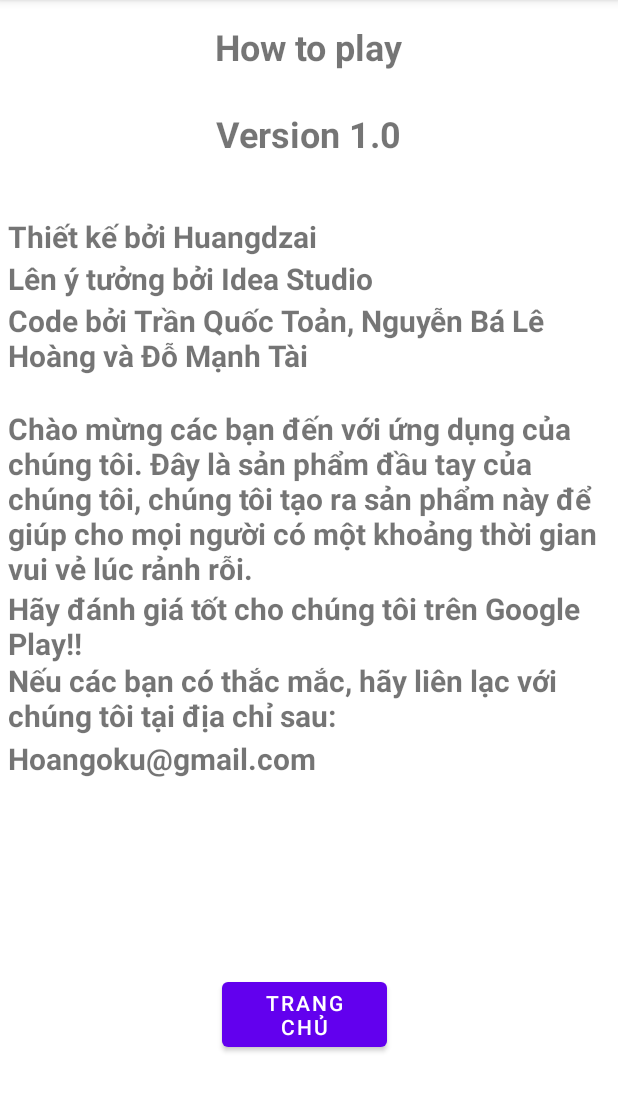
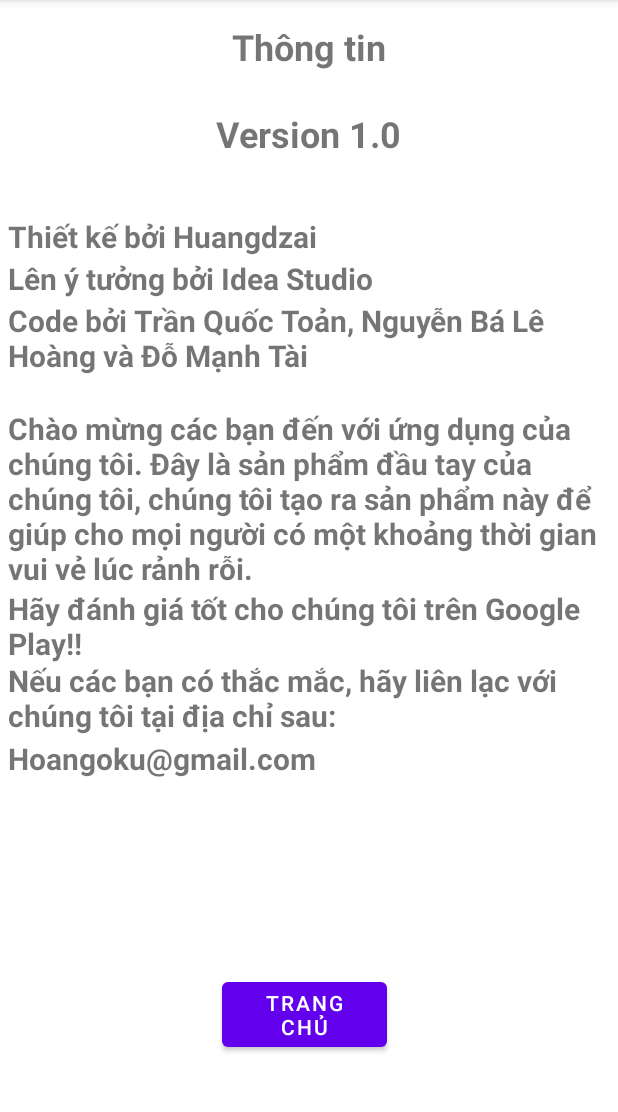
Before and after one commit to toantranct/IDEAWord, an Android app: the Main10AboutusActivity screen opened directly, with no data from a screen before it, on a phone screen of 412 x 824 dp, the part 84-1196 px from its top. Run offline under Robolectric (Android 15) with nearby library versions, the phone set to English and light mode, and no system bars.

Commit message:
sửa đi Toản ơi

```diff
--- a/app/src/main/java/com/ideastudio/ideaword/offline/Main2TrangchuActivity.java
+++ b/app/src/main/java/com/ideastudio/ideaword/offline/Main2TrangchuActivity.java
@@ -8,6 +8,7 @@ import android.view.View;
 import android.widget.Button;
 import android.widget.TextView;
 
+import com.ideastudio.ideaword.AppUtil;
 import com.ideastudio.ideaword.R;
 
 public class Main2TrangchuActivity extends AppCompatActivity {
@@ -27,7 +28,7 @@ public class Main2TrangchuActivity extends AppCompatActivity {
 //        Bundle bundle =i.getExtras();
 //        String a = bundle.getString("ten");
 //        if (a == null) a = "";
-        tv1.setText("Xin chào");
+        tv1.setText("Xin chào "+ AppUtil.mname);
 //        tv1.setText("Xin chào "+ a);
         button1.setOnClickListener(new View.OnClickListener() {
             @Override
--- a/app/src/main/res/layout/activity_main10_aboutus.xml
+++ b/app/src/main/res/layout/activity_main10_aboutus.xml
@@ -78,7 +78,7 @@
         android:id="@+id/textView6"
         android:layout_width="wrap_content"
         android:layout_height="wrap_content"
-        android:text="How to play"
+        android:text="Thông tin"
         android:textSize="24sp"
         android:textStyle="bold"
         app:layout_constraintBottom_toBottomOf="parent"
```
